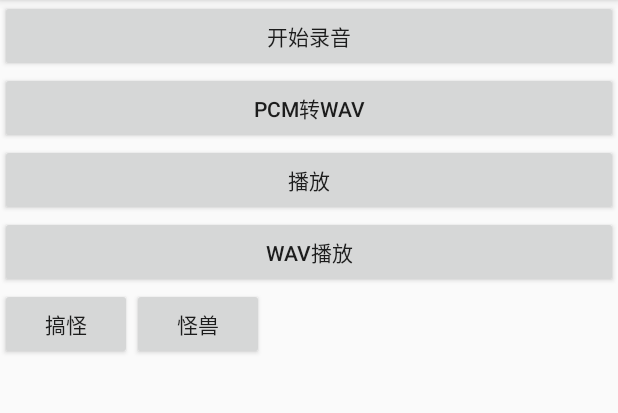
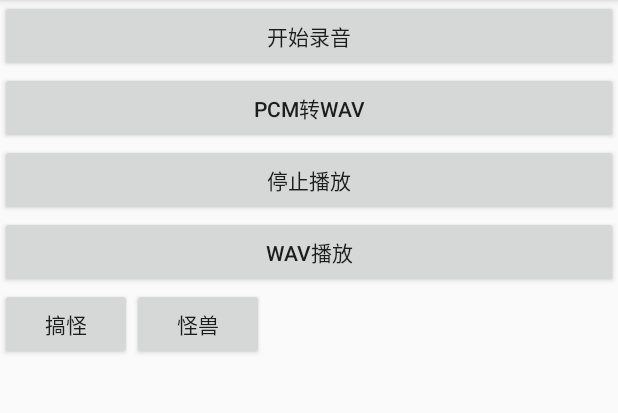
Before and after one commit to BobbiWu/LearnAudio, an Android app: the screen it shows after launch (MainActivity), after a tap on "PCM播放", on a phone screen of 412 x 824 dp, the part 84-497 px from its top. Run offline under Robolectric (Android 15) with nearby library versions, the phone set to English and light mode, and no system bars; 1 statement that could not run was skipped.

Commit message:
fix 优化代码

```diff
--- a/app/src/main/java/com/example/learnaudioandvideo/MainActivity.java
+++ b/app/src/main/java/com/example/learnaudioandvideo/MainActivity.java
@@ -37,7 +37,7 @@ public class MainActivity extends AppCompatActivity implements View.OnClickListe
 
     private ConvertHelper mConvertHelper;
 
-    private int ratio = 2;
+    private float ratio = 2;
 
     /*
      * 需要申请的权限
@@ -89,14 +89,14 @@ public class MainActivity extends AppCompatActivity implements View.OnClickListe
                 }
                 break;
             case R.id.btnPlay:
-                if (vPlay.getText().equals("播放")) {
+                if (vPlay.getText().equals("PCM播放")) {
                     vPlay.setText("停止播放");
                     mAudioTrackPlay = new AudioTrackPlay();
                     File pcmFilePath = filePath(PATH);
                     if (pcmFilePath == null) return;
                     mAudioTrackPlay.startPlay(pcmFilePath, ratio);
                 } else {
-                    vPlay.setText("播放");
+                    vPlay.setText("PCM播放");
                     mAudioTrackPlay.stopPlay();
                 }
                 break;
@@ -122,7 +122,7 @@ public class MainActivity extends AppCompatActivity implements View.OnClickListe
                 ratio = 2;
                 break;
             case R.id.btnMonster:
-                ratio = 1;
+                ratio = 0.5f;
                 break;
         }
     }
--- a/app/src/main/java/com/example/learnaudioandvideo/PlayAudio/AudioTrackPlay.java
+++ b/app/src/main/java/com/example/learnaudioandvideo/PlayAudio/AudioTrackPlay.java
@@ -21,13 +21,13 @@ public class AudioTrackPlay {
 
     private Thread mThread;
 
-    private int ratio;
+    private float ratio;
 
     private AudioProcessor audioProcessor;
 
     private int mMinBufferSize;//最小缓存大小
 
-    public void startPlay(File file, int ratio) {
+    public void startPlay(File file, float ratio) {
         mFile = file;
         this.ratio = ratio;
 
```
